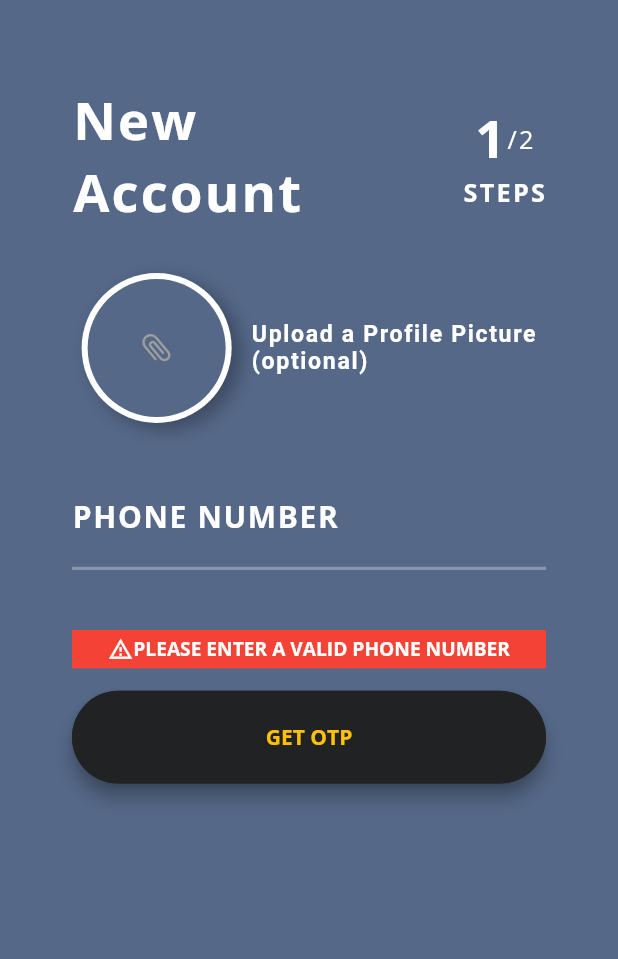
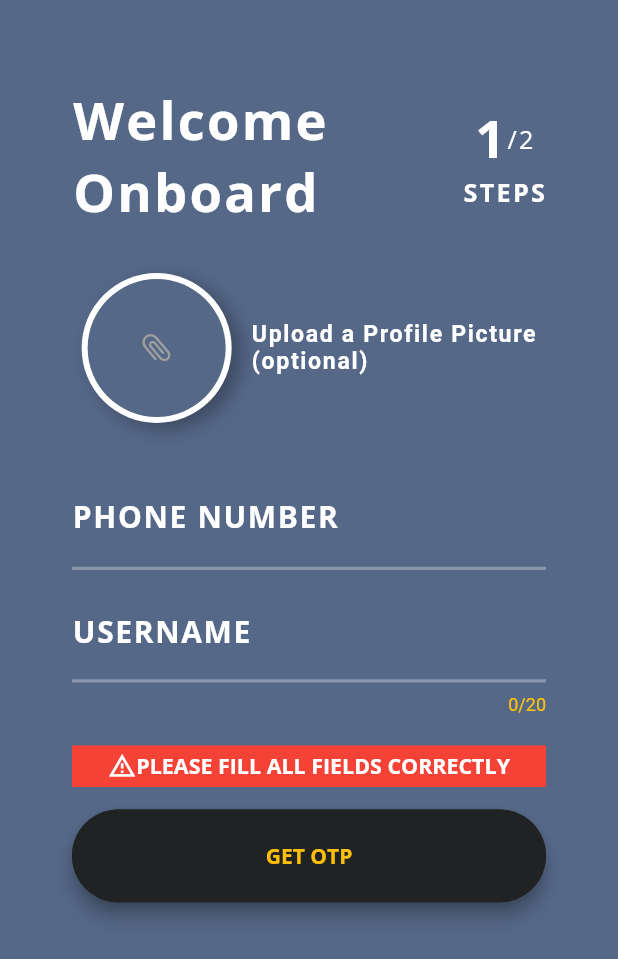
Before and after one commit to teamDrt280320/kyahaal, a Flutter app: the screen it shows after launch, after a tap on "GET OTP", on a phone screen of 412 x 824 dp. Shown: the top 959 px of the screen. Run offline on Flutter 3.47's test engine with Material 2 defaults, Android fonts, the phone set to English and light mode, and no system bars; drawn by our look-alikes of sms_autofill; our stand-ins replace cached_network_image, firebase_auth, firebase_core, firebase_storage, google_fonts, image_cropper and 4 more; accounts and stored records are empty.

Commit message:
Completed Login Process Elegantly

```diff
--- a/lib/Authentication/Screens/register.dart
+++ b/lib/Authentication/Screens/register.dart
@@ -20,6 +20,8 @@ class _RegisterUserState extends State<RegisterUser>
     with SingleTickerProviderStateMixin {
   TextEditingController controller;
   TextEditingController controller2;
+  TextEditingController controller3;
+  FocusNode focusNode = FocusNode();
   var otpSent = false;
   var showError = false;
   var showLoaing = false;
@@ -69,6 +71,7 @@ class _RegisterUserState extends State<RegisterUser>
   @override
   void initState() {
     super.initState();
+    //focusNode.nextFocus();
     btnController = AnimationController(
       vsync: this,
       duration: Duration(
@@ -83,6 +86,7 @@ class _RegisterUserState extends State<RegisterUser>
       );
     controller = TextEditingController();
     controller2 = TextEditingController();
+    controller3 = TextEditingController();
     bloc = UserBloc();
     controller.addListener(
       () {
@@ -92,6 +96,14 @@ class _RegisterUserState extends State<RegisterUser>
               () {
                 showError = false;
                 otpSent = false;
+              },
+            );
+          }
+        } else {
+          if (mounted) {
+            setState(
+              () {
+                showError = false;
               },
             );
           }
@@ -163,10 +175,10 @@ class _RegisterUserState extends State<RegisterUser>
             mainAxisAlignment: MainAxisAlignment.spaceBetween,
             children: [
               TitleText(
-                text: "New\nAccount",
+                text: "Welcome\nOnboard",
               ),
               StepsText(
-                text: "1",
+                text: otpSent ? "2" : "1",
               ),
             ],
           ),
@@ -181,29 +193,84 @@ class _RegisterUserState extends State<RegisterUser>
                       child: Image.file(_image),
                     ),
               onTap: () {
-                buildShowModalBottomSheet(context);
-                //getImage();
+                if (!otpSent && !showLoaing) {
+                  buildShowModalBottomSheet(context);
+                }
               },
             ),
           ),
           Container(
             child: PhoneNumberTextField(
+              focusNode: focusNode,
               controller: controller,
+              readOnly: otpSent && !showLoaing,
             ),
           ),
           SizedBox(
             height: 10,
           ),
+          Container(
+            child: TextField(
+              controller: controller3,
+              readOnly: otpSent && !showLoaing,
+              maxLength: 20,
+              style: GoogleFonts.openSans(
+                color: Colors.amber,
+                fontWeight: FontWeight.bold,
+                letterSpacing: 1.2,
+              ),
+              decoration: InputDecoration(
+                counter: null,
+                counterStyle: TextStyle(
+                  color: Colors.amber,
+                ),
+                //prefixText: "+91",
+                prefixStyle: GoogleFonts.openSans(
+                  color: Colors.amber,
+                  fontWeight: FontWeight.bold,
+                  fontSize: 18,
+                ),
+                labelText: "UserName".toUpperCase(),
+                labelStyle: GoogleFonts.openSans(
+                  color: Colors.white,
+                  letterSpacing: 1.1,
+                  fontWeight: FontWeight.bold,
+                  fontSize: 20,
+                ),
+                focusColor: Colors.orange,
+                focusedBorder: UnderlineInputBorder(
+                  borderSide: BorderSide(
+                    color: Colors.amber,
+                    width: 2.2,
+                  ),
+                ),
+                enabledBorder: UnderlineInputBorder(
+                  borderSide: BorderSide(
+                    color: Colors.white30,
+                    width: 2.2,
+                  ),
+                ),
+              ),
+            ),
+          ),
+          SizedBox(
+            height: 20,
+          ),
           Visibility(
             visible: otpSent,
             child: OTP(
+              controller3: controller3,
+              image: _image,
               errorController: errorController,
               controller2: controller2,
               bloc: bloc,
             ),
           ),
-          SizedBox(
-            height: 30,
+          Visibility(
+            visible: otpSent,
+            child: SizedBox(
+              height: 30,
+            ),
           ),
           Visibility(
             visible: showError,
@@ -248,13 +315,11 @@ class _RegisterUserState extends State<RegisterUser>
                     );
                   }
                   otpSent
-                      ? bloc.verify(controller2.text)
-                      : bloc.signIn(controller.text);
+                      ? bloc.verify(controller2.text, controller3.text, _image)
+                      : bloc.signIn(controller.text, controller3.text, _image);
                 }
               },
-              onTapDown: (abc) {
-                //btnController.forward();
-              },
+              onTapDown: (abc) {},
             ),
           ),
         ],
--- a/lib/global/helper/customwidget.dart
+++ b/lib/global/helper/customwidget.dart
@@ -1,4 +1,5 @@
 import 'dart:async';
+import 'dart:io';
 
 import 'package:flutter/material.dart';
 import 'package:google_fonts/google_fonts.dart';
@@ -152,14 +153,21 @@ class ProfilePIcture extends StatelessWidget {
 // ignore: must_be_immutable
 class PhoneNumberTextField extends StatelessWidget {
   TextEditingController controller;
+  FocusNode focusNode;
+  bool readOnly;
   PhoneNumberTextField({
     Key key,
     this.controller,
+    this.readOnly,
+    this.focusNode,
   }) : super(key: key);
 
   @override
   Widget build(BuildContext context) {
+    //final SmsAutoFill _autoFill = SmsAutoFill();
     return PhoneFieldHint(
+      focusNode: focusNode,
+      readOnly: readOnly,
       controller: controller,
       autofocus: true,
       decoration: InputDecoration(
@@ -204,10 +212,13 @@ class OTP extends StatelessWidget {
     @required this.errorController,
     @required this.controller2,
     @required this.bloc,
+    @required this.controller3,
+    @required this.image,
   }) : super(key: key);
 
   final StreamController<ErrorAnimationType> errorController;
-  final TextEditingController controller2;
+  final TextEditingController controller2, controller3;
+  final File image;
   final UserBloc bloc;
 
   @override
@@ -236,7 +247,7 @@ class OTP extends StatelessWidget {
         color: Colors.amber,
       ),
       onCompleted: (v) {
-        bloc.verify(v);
+        bloc.verify(v, controller3.text, image);
       },
       onChanged: (value) {},
       beforeTextPaste: (text) {
--- a/lib/global/helper/strings.dart
+++ b/lib/global/helper/strings.dart
@@ -1,3 +1,5 @@
 class KHStrings {
   static const app_name = "KyaHaal";
+  static const isSetupComplete = "isSetupComplete";
+  static const pDetails = "personalDetails";
 }
--- a/lib/global/helper/wrapper.dart
+++ b/lib/global/helper/wrapper.dart
@@ -3,6 +3,9 @@ import 'package:flutter/material.dart';
 import 'package:kyahaal/Authentication/Screens/common.dart';
 import 'package:kyahaal/Home/screens/HomeScreen.dart';
 import 'package:provider/provider.dart';
+import 'package:streaming_shared_preferences/streaming_shared_preferences.dart';
+
+StreamingSharedPreferences preferences;
 
 class Wrapper extends StatefulWidget {
   @override
@@ -10,6 +13,17 @@ class Wrapper extends StatefulWidget {
 }
 
 class _WrapperState extends State<Wrapper> {
+  setupStreamPreferences() async {
+    preferences = await StreamingSharedPreferences.instance;
+  }
+
+  bool setupDone;
+  @override
+  void initState() {
+    super.initState();
+    setupStreamPreferences();
+  }
+
   @override
   Widget build(BuildContext context) {
     var user = Provider.of<User>(context);
--- a/lib/global/services/auth.dart
+++ b/lib/global/services/auth.dart
@@ -1,36 +1,46 @@
 import 'dart:async';
+import 'dart:io';
 
 import 'package:firebase_auth/firebase_auth.dart';
+import 'package:firebase_storage/firebase_storage.dart';
+import 'package:kyahaal/global/helper/strings.dart';
 import 'package:shared_preferences/shared_preferences.dart';
 
 //class AuthService {
 final FirebaseAuth _auth = FirebaseAuth.instance;
+//final FirebaseDatabase _database = FirebaseDatabase.instance;
 String verificationId;
-
-// create user obj based on firebase user
-User _userFromFirebaseUser(User user) {
-  return user;
-}
 
 // auth change user stream
 Stream<User> get user {
-  return _auth.authStateChanges().map(_userFromFirebaseUser);
+  return _auth.authStateChanges();
 }
 
-signOut() {
+signOut() async {
+  SharedPreferences preferences = await SharedPreferences.getInstance();
+  preferences.clear();
   _auth.signOut();
 }
 
 class UserBloc {
-  //String phone;
-
   final otpController = StreamController<bool>.broadcast();
   final verifyErrorController = StreamController<String>.broadcast();
   final loadController = StreamController<bool>.broadcast();
+  final setupController = StreamController<bool>.broadcast();
 
-  signIn(String phone) async {
-    if (phone.isEmpty || phone == null || phone.length != 10) {
-      verifyErrorController.sink.add("Please Enter a valid Phone Number");
+  getDataStatus() async {
+    SharedPreferences preferences = await SharedPreferences.getInstance();
+    setupController.sink
+        .add(preferences.getBool(KHStrings.isSetupComplete) ?? false);
+  }
+
+  signIn(String phone, String uname, File image) async {
+    if (phone.isEmpty ||
+        phone == null ||
+        phone.length != 10 ||
+        uname.isEmpty ||
+        uname == null) {
+      verifyErrorController.sink.add("Please Fill all Fields Correctly");
       loadController.sink.add(false);
     } else {
       verifyErrorController.sink.add("");
@@ -40,15 +50,13 @@ class UserBloc {
         phoneNumber: '+91' + phone,
         verificationCompleted: (PhoneAuthCredential credential) async {
           preferences.setString("verificationId", credential.verificationId);
-          verify(credential.smsCode);
-          //loadController.add(false);
+          verify(credential.smsCode, uname, image);
         },
         verificationFailed: (FirebaseAuthException e) {
           verifyErrorController.sink.add(e.code);
           loadController.sink.add(false);
         },
         codeSent: (String verificationId, int resendToken) {
-          print("sent");
           otpController.sink.add(true);
           preferences.setString("verificationId", verificationId);
           preferences.setInt("resendToken", resendToken);
@@ -59,17 +67,40 @@ class UserBloc {
     }
   }
 
-  verify(String code) async {
+  verify(String code, String uname, File image) async {
     loadController.sink.add(true);
     SharedPreferences preferences = await SharedPreferences.getInstance();
     String verificationId = preferences.getString("verificationId");
     PhoneAuthCredential phoneAuthCredential = PhoneAuthProvider.credential(
         verificationId: verificationId, smsCode: code);
     try {
-      await _auth.signInWithCredential(phoneAuthCredential);
+      await _auth.signInWithCredential(phoneAuthCredential).then(
+            (value) => completeSetup(image, value.user, uname),
+          );
     } on FirebaseAuthException catch (e) {
       verifyErrorController.sink.add(e.code);
       loadController.sink.add(false);
+    }
+  }
+
+  completeSetup(File image, User user, String uname) async {
+    if (image != null) {
+      String fileName = FirebaseAuth.instance.currentUser.uid + ".jpg";
+      Reference firebaseStorageRef = FirebaseStorage.instance
+          .ref()
+          .child("/profilePictures")
+          .child(fileName);
+      UploadTask uploadTask = firebaseStorageRef.putFile(image);
+      TaskSnapshot taskSnapshot = uploadTask.snapshot;
+      String durl = await taskSnapshot.ref.getDownloadURL();
+      await user.updateProfile(
+        displayName: uname,
+        photoURL: durl,
+      );
+    } else {
+      await user.updateProfile(
+        displayName: uname,
+      );
     }
   }
 
@@ -77,5 +108,6 @@ class UserBloc {
     otpController.close();
     verifyErrorController.close();
     loadController.close();
+    setupController.close();
   }
 }
```
Also changed, not shown: lib/Authentication/Screens/setupScreen.dart (added, +13 -0 lines), lib/Home/screens/settings.dart (+18 -0 lines), pubspec.yaml (+4 -5 lines), pubspec.lock, 1 other file.
